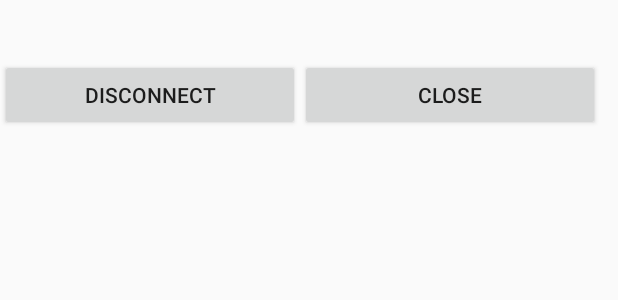
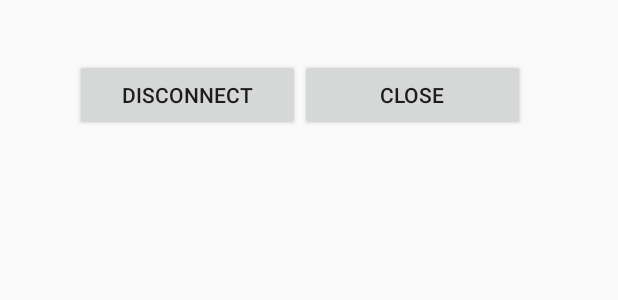
Before and after one commit to dbernic/WifiP2Ptestapp, an Android app: the layout dialog_peer.xml on its own in the app's theme, with its tools: preview values and no code run, on a phone screen of 412 x 824 dp. Shown: the top 300 px of the screen. Run offline under Robolectric (Android 15) with nearby library versions, the phone set to English and light mode, and no system bars.

Commit message:
dialog fix

```diff
--- a/app/src/main/res/layout/dialog_peer.xml
+++ b/app/src/main/res/layout/dialog_peer.xml
@@ -1,7 +1,7 @@
 <?xml version="1.0" encoding="utf-8"?>
 <LinearLayout xmlns:android="http://schemas.android.com/apk/res/android"
     android:orientation="vertical"
-    android:layout_width="400dp"
+    android:layout_width="wrap_content"
     android:layout_height="wrap_content">
 
     <TextView
@@ -13,22 +13,23 @@
         />
 
     <LinearLayout
-        android:layout_width="match_parent"
+        android:layout_width="400dp"
         android:layout_height="wrap_content"
+        android:gravity="center"
         android:orientation="horizontal">
 
         <Button
             android:id="@+id/disconnectBtn"
-            android:layout_width="0dp"
+            android:layout_width="150dp"
             android:layout_height="wrap_content"
-            android:layout_weight="1"
+
             android:text="@string/button_dialog_disconnect"/>
 
         <Button
             android:id="@+id/closeBtn"
-            android:layout_width="0dp"
+            android:layout_width="150dp"
             android:layout_height="wrap_content"
-            android:layout_weight="1"
+
             android:text="@string/button_dialog_close"/>
 
     </LinearLayout>
```
